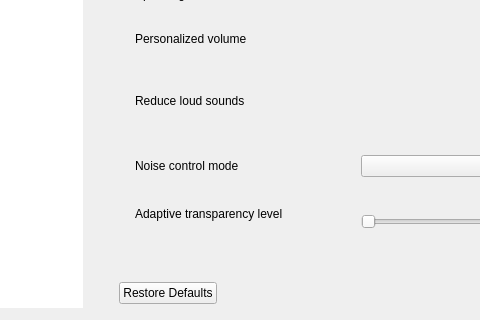
Qt form Source/Gui/SettingsWindow.ui (YimingZhanshen/AirPodsWindows) before a commit; both pictures show x 125 to 605 and y 240 to 560 of the 780 by 560 pixel window.
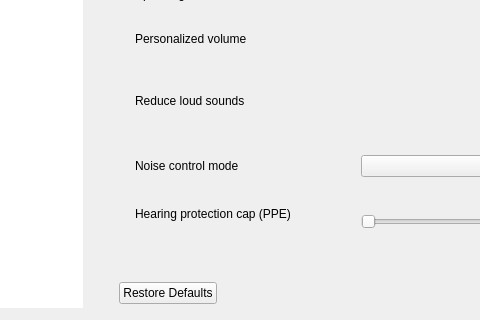
The same form after that commit. The open tabs and pages were chosen to show the change. Icons and pictures are not drawn.

Commit message:
fix: correct the PPE cap level wording in the UI
Control command 0x38 is the hearing-protection cap (0-100), not an 'adaptive transparency level (0-50)' (blueprint 0.1 terminology follow-up). The settings key stays for compatibility; only the label and description text change. Other locales fall back to English until the next translation sweep.

Diff of the .ui file:
```diff
--- a/Source/Gui/SettingsWindow.ui
+++ b/Source/Gui/SettingsWindow.ui
@@ -1291,7 +1291,7 @@
               <item>
                <widget class="QLabel" name="lbAdaptiveTransparencyLevel">
                 <property name="text">
-                 <string>Adaptive transparency level</string>
+                 <string>Hearing protection cap (PPE)</string>
                 </property>
                 <property name="cssClass" stdset="0">
                  <string notr="true">cardTitle</string>
```
The commit also changes 1 other file.
